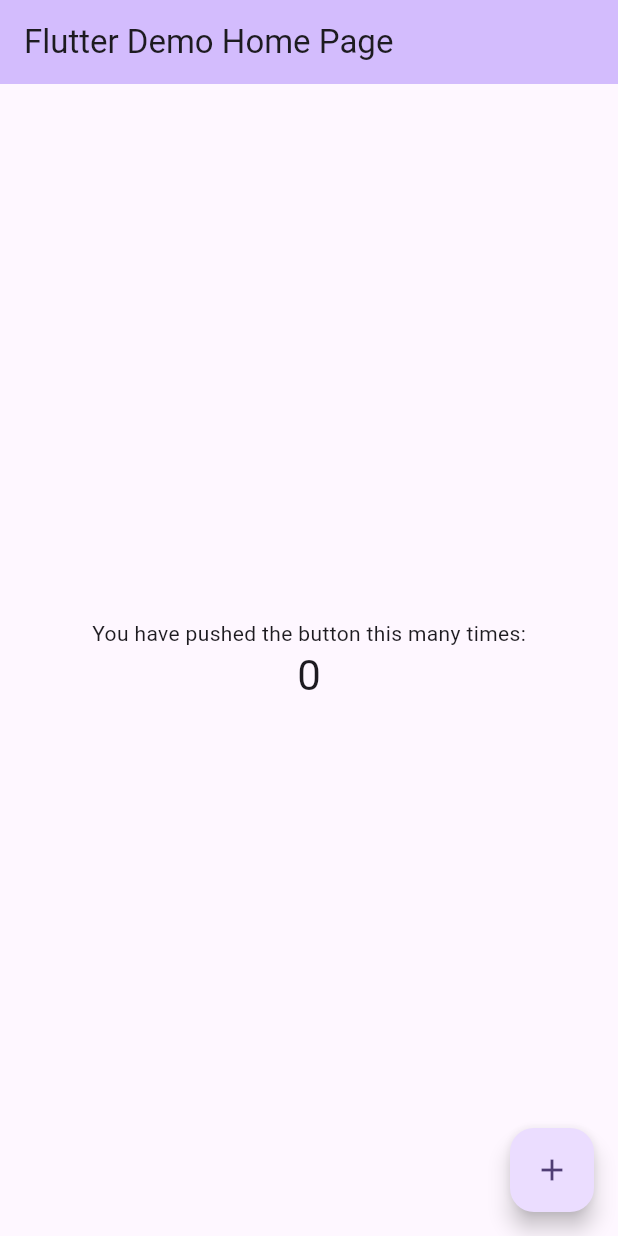
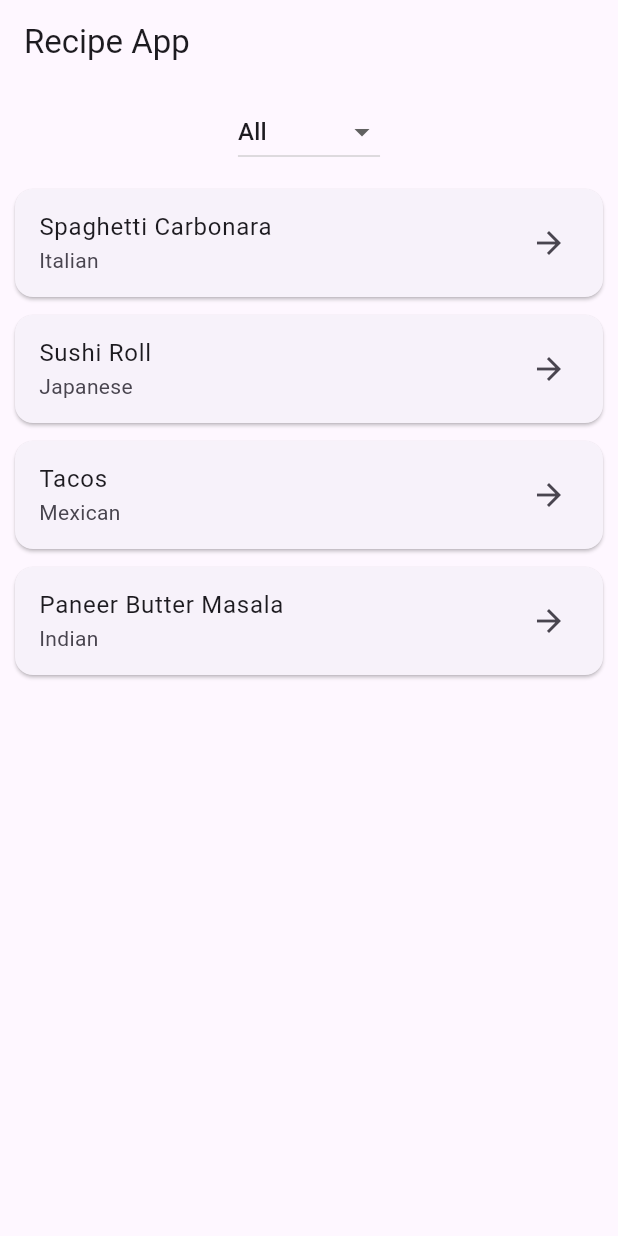
Before and after one commit to jzuber29/project_6_recipe_app, a Flutter app: the screen it shows after launch, on a phone screen of 412 x 824 dp. Run offline on Flutter 3.47's test engine with Material 3 defaults, Android fonts, the phone set to English and light mode, and no system bars.

Commit message:
recipe app

```diff
--- a/lib/main.dart
+++ b/lib/main.dart
@@ -1,122 +1,21 @@
 import 'package:flutter/material.dart';
+import 'screens/home_screen.dart';
 
 void main() {
-  runApp(const MyApp());
+  runApp(const RecipeApp());
 }
 
-class MyApp extends StatelessWidget {
-  const MyApp({super.key});
+class RecipeApp extends StatelessWidget {
+  const RecipeApp({super.key});
 
-  // This widget is the root of your application.
   @override
   Widget build(BuildContext context) {
     return MaterialApp(
-      title: 'Flutter Demo',
+      title: 'Recipe App',
       theme: ThemeData(
-        // This is the theme of your application.
-        //
-        // TRY THIS: Try running your application with "flutter run". You'll see
-        // the application has a purple toolbar. Then, without quitting the app,
-        // try changing the seedColor in the colorScheme below to Colors.green
-        // and then invoke "hot reload" (save your changes or press the "hot
-        // reload" button in a Flutter-supported IDE, or press "r" if you used
-        // the command line to start the app).
-        //
-        // Notice that the counter didn't reset back to zero; the application
-        // state is not lost during the reload. To reset the state, use hot
-        // restart instead.
-        //
-        // This works for code too, not just values: Most code changes can be
-        // tested with just a hot reload.
-        colorScheme: ColorScheme.fromSeed(seedColor: Colors.deepPurple),
+        primarySwatch: Colors.deepOrange,
       ),
-      home: const MyHomePage(title: 'Flutter Demo Home Page'),
+      home: const HomeScreen(),
     );
   }
 }
-
-class MyHomePage extends StatefulWidget {
-  const MyHomePage({super.key, required this.title});
-
-  // This widget is the home page of your application. It is stateful, meaning
-  // that it has a State object (defined below) that contains fields that affect
-  // how it looks.
-
-  // This class is the configuration for the state. It holds the values (in this
-  // case the title) provided by the parent (in this case the App widget) and
-  // used by the build method of the State. Fields in a Widget subclass are
-  // always marked "final".
-
-  final String title;
-
-  @override
-  State<MyHomePage> createState() => _MyHomePageState();
-}
-
-class _MyHomePageState extends State<MyHomePage> {
-  int _counter = 0;
-
-  void _incrementCounter() {
-    setState(() {
-      // This call to setState tells the Flutter framework that something has
-      // changed in this State, which causes it to rerun the build method below
-      // so that the display can reflect the updated values. If we changed
-      // _counter without calling setState(), then the build method would not be
-      // called again, and so nothing would appear to happen.
-      _counter++;
-    });
-  }
-
-  @override
-  Widget build(BuildContext context) {
-    // This method is rerun every time setState is called, for instance as done
-    // by the _incrementCounter method above.
-    //
-    // The Flutter framework has been optimized to make rerunning build methods
-    // fast, so that you can just rebuild anything that needs updating rather
-    // than having to individually change instances of widgets.
-    return Scaffold(
-      appBar: AppBar(
-        // TRY THIS: Try changing the color here to a specific color (to
-        // Colors.amber, perhaps?) and trigger a hot reload to see the AppBar
-        // change color while the other colors stay the same.
-        backgroundColor: Theme.of(context).colorScheme.inversePrimary,
-        // Here we take the value from the MyHomePage object that was created by
-        // the App.build method, and use it to set our appbar title.
-        title: Text(widget.title),
-      ),
-      body: Center(
-        // Center is a layout widget. It takes a single child and positions it
-        // in the middle of the parent.
-        child: Column(
-          // Column is also a layout widget. It takes a list of children and
-          // arranges them vertically. By default, it sizes itself to fit its
-          // children horizontally, and tries to be as tall as its parent.
-          //
-          // Column has various properties to control how it sizes itself and
-          // how it positions its children. Here we use mainAxisAlignment to
-          // center the children vertically; the main axis here is the vertical
-          // axis because Columns are vertical (the cross axis would be
-          // horizontal).
-          //
-          // TRY THIS: Invoke "debug painting" (choose the "Toggle Debug Paint"
-          // action in the IDE, or press "p" in the console), to see the
-          // wireframe for each widget.
-          mainAxisAlignment: MainAxisAlignment.center,
-          children: <Widget>[
-            const Text('You have pushed the button this many times:'),
-            Text(
-              '$_counter',
-              style: Theme.of(context).textTheme.headlineMedium,
-            ),
-          ],
-        ),
-      ),
-      floatingActionButton: FloatingActionButton(
-        onPressed: _incrementCounter,
-        tooltip: 'Increment',
-        child: const Icon(Icons.add),
-      ), // This trailing comma makes auto-formatting nicer for build methods.
-    );
-  }
-}
--- /dev/null
+++ b/lib/models/recipe.dart
@@ -0,0 +1,40 @@
+class Recipe {
+  final String id;
+  final String title;
+  final String category;
+  final String description;
+
+  Recipe({
+    required this.id,
+    required this.title,
+    required this.category,
+    required this.description,
+  });
+}
+
+final dummyRecipes = [
+  Recipe(
+    id: 'r1',
+    title: 'Spaghetti Carbonara',
+    category: 'Italian',
+    description: 'Classic Italian pasta with eggs, cheese, and bacon.',
+  ),
+  Recipe(
+    id: 'r2',
+    title: 'Sushi Roll',
+    category: 'Japanese',
+    description: 'Delicious sushi with rice, seaweed, and fish.',
+  ),
+  Recipe(
+    id: 'r3',
+    title: 'Tacos',
+    category: 'Mexican',
+    description: 'Corn tortillas filled with meat, cheese, and salsa.',
+  ),
+  Recipe(
+    id: 'r4',
+    title: 'Paneer Butter Masala',
+    category: 'Indian',
+    description: 'Paneer cubes in a rich buttery tomato gravy.',
+  ),
+];
--- /dev/null
+++ b/lib/screens/home_screen.dart
@@ -0,0 +1,73 @@
+import 'package:flutter/material.dart';
+import '../models/recipe.dart';
+import '../widgets/recipe_item.dart';
+import 'recipe_detail_screen.dart';
+
+class HomeScreen extends StatefulWidget {
+  const HomeScreen({super.key});
+
+  @override
+  State<HomeScreen> createState() => _HomeScreenState();
+}
+
+class _HomeScreenState extends State<HomeScreen> {
+  String selectedCategory = 'All';
+
+  @override
+  Widget build(BuildContext context) {
+    // Filter recipes based on dropdown
+    final filteredRecipes = selectedCategory == 'All'
+        ? dummyRecipes
+        : dummyRecipes
+            .where((recipe) => recipe.category == selectedCategory)
+            .toList();
+
+    return Scaffold(
+      appBar: AppBar(
+        title: const Text("Recipe App"),
+      ),
+      body: Column(
+        children: [
+          // Dropdown for categories
+          Padding(
+            padding: const EdgeInsets.all(8.0),
+            child: DropdownButton<String>(
+              value: selectedCategory,
+              items: ['All', 'Italian', 'Japanese', 'Mexican', 'Indian']
+                  .map((cat) => DropdownMenuItem(
+                        value: cat,
+                        child: Text(cat),
+                      ))
+                  .toList(),
+              onChanged: (value) {
+                setState(() {
+                  selectedCategory = value!;
+                });
+              },
+            ),
+          ),
+
+          // Recipe List
+          Expanded(
+            child: ListView.builder(
+              itemCount: filteredRecipes.length,
+              itemBuilder: (ctx, index) {
+                final recipe = filteredRecipes[index];
+                return RecipeItem(
+                  recipe: recipe,
+                  onTap: () {
+                    Navigator.of(context).push(
+                      MaterialPageRoute(
+                        builder: (_) => RecipeDetailScreen(recipe: recipe),
+                      ),
+                    );
+                  },
+                );
+              },
+            ),
+          ),
+        ],
+      ),
+    );
+  }
+}
--- /dev/null
+++ b/lib/screens/recipe_detail_screen.dart
@@ -0,0 +1,19 @@
+import 'package:flutter/material.dart';
+import '../models/recipe.dart';
+
+class RecipeDetailScreen extends StatelessWidget {
+  final Recipe recipe;
+
+  const RecipeDetailScreen({super.key, required this.recipe});
+
+  @override
+  Widget build(BuildContext context) {
+    return Scaffold(
+      appBar: AppBar(title: Text(recipe.title)),
+      body: Padding(
+        padding: const EdgeInsets.all(16.0),
+        child: Text(recipe.description, style: const TextStyle(fontSize: 18)),
+      ),
+    );
+  }
+}
--- /dev/null
+++ b/lib/widgets/recipe_item.dart
@@ -0,0 +1,22 @@
+import 'package:flutter/material.dart';
+import '../models/recipe.dart';
+
+class RecipeItem extends StatelessWidget {
+  final Recipe recipe;
+  final VoidCallback onTap;
+
+  const RecipeItem({super.key, required this.recipe, required this.onTap});
+
+  @override
+  Widget build(BuildContext context) {
+    return Card(
+      margin: const EdgeInsets.symmetric(vertical: 6, horizontal: 10),
+      child: ListTile(
+        title: Text(recipe.title),
+        subtitle: Text(recipe.category),
+        trailing: const Icon(Icons.arrow_forward),
+        onTap: onTap,
+      ),
+    );
+  }
+}
```
